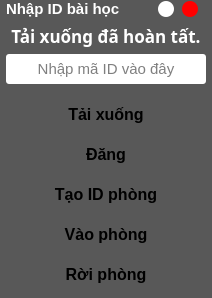
The window that UI_Files/connect.ui (hoangm960/Astraea) describes before a commit, drawn with Qt 5.
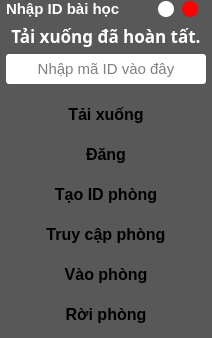
The same window after the commit.

```diff
--- a/UI_Files/connect.ui
+++ b/UI_Files/connect.ui
@@ -7,7 +7,7 @@
     <x>0</x>
     <y>0</y>
     <width>212</width>
-    <height>274</height>
+    <height>338</height>
    </rect>
   </property>
   <property name="minimumSize">
@@ -413,6 +413,52 @@
          </property>
         </widget>
        </item>
+       <item>
+        <widget class="QPushButton" name="In_btn">
+         <property name="minimumSize">
+          <size>
+           <width>130</width>
+           <height>30</height>
+          </size>
+         </property>
+         <property name="maximumSize">
+          <size>
+           <width>16777215</width>
+           <height>16777215</height>
+          </size>
+         </property>
+         <property name="font">
+          <font>
+           <pointsize>12</pointsize>
+           <weight>75</weight>
+           <bold>true</bold>
+          </font>
+         </property>
+         <property name="styleSheet">
+          <string notr="true">QPushButton {
+	background-color: rgb(255, 255, 255);
+	border-radius: 10px;
+	color: rgb(0,0,0);
+}
+
+QPushButton:hover {
+	color: rgb(255, 255, 255);
+	background-color: rgba(0, 0, 0, 150);
+}
+
+QPushButton:pressed {
+	color: rgb(255, 255, 255);
+	background-color: rgb(0, 0, 0);
+}r</string>
+         </property>
+         <property name="locale">
+          <locale language="Vietnamese" country="Vietnam"/>
+         </property>
+         <property name="text">
+          <string>Truy cập phòng</string>
+         </property>
+        </widget>
+       </item>
        <item>
         <widget class="QPushButton" name="Go_Room">
          <property name="minimumSize">
```
Left out of the diff: 131 changed lines with no effect on the pictures.
